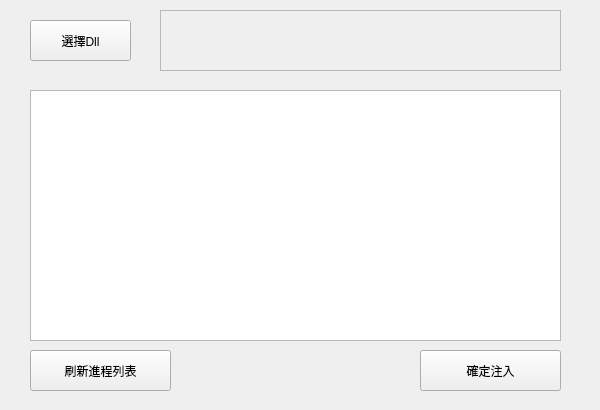
Above: widget.ui from ngiokweng/Dll_Injector before the change. Below: the same form after it.
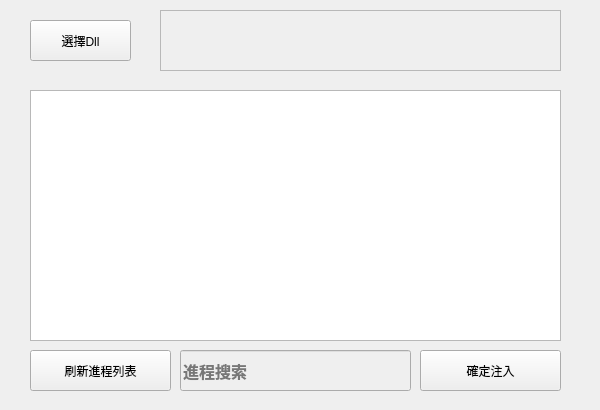
That is the form after the change.

Commit message: 新功能：進程搜索

The edit to the form file:
```diff
--- a/widget.ui
+++ b/widget.ui
@@ -96,6 +96,33 @@
     <string>確定注入</string>
    </property>
   </widget>
+  <widget class="QLineEdit" name="procSearchEdit">
+   <property name="enabled">
+    <bool>false</bool>
+   </property>
+   <property name="geometry">
+    <rect>
+     <x>180</x>
+     <y>350</y>
+     <width>231</width>
+     <height>41</height>
+    </rect>
+   </property>
+   <property name="font">
+    <font>
+     <family>Adobe 繁黑體 Std B</family>
+     <pointsize>12</pointsize>
+     <weight>75</weight>
+     <bold>true</bold>
+    </font>
+   </property>
+   <property name="text">
+    <string/>
+   </property>
+   <property name="placeholderText">
+    <string>進程搜索</string>
+   </property>
+  </widget>
  </widget>
  <resources/>
  <connections/>
```
Left out of the diff: 3 changed lines with no effect on the pictures. The commit also changes 7 other files.
